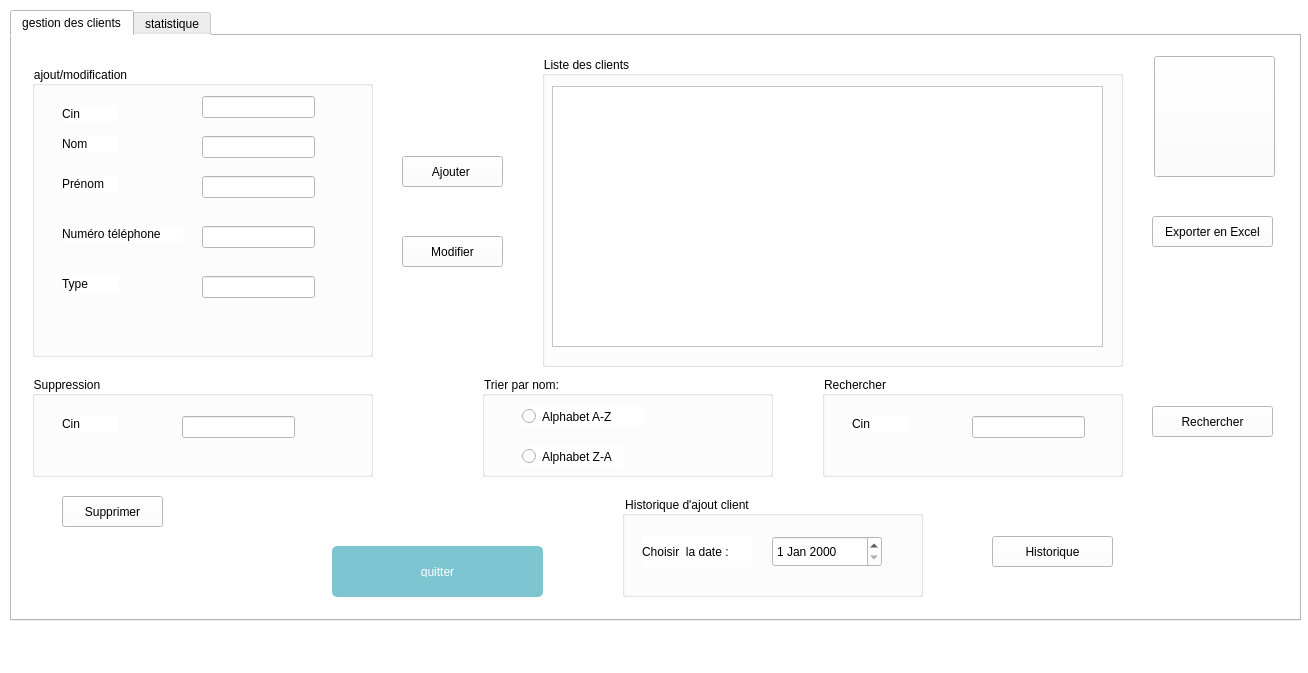
This is mainwindow.ui in MaramBr/Smart-Real-Estate-2A9 as Qt 5 draws it before an edit. The edited form follows.
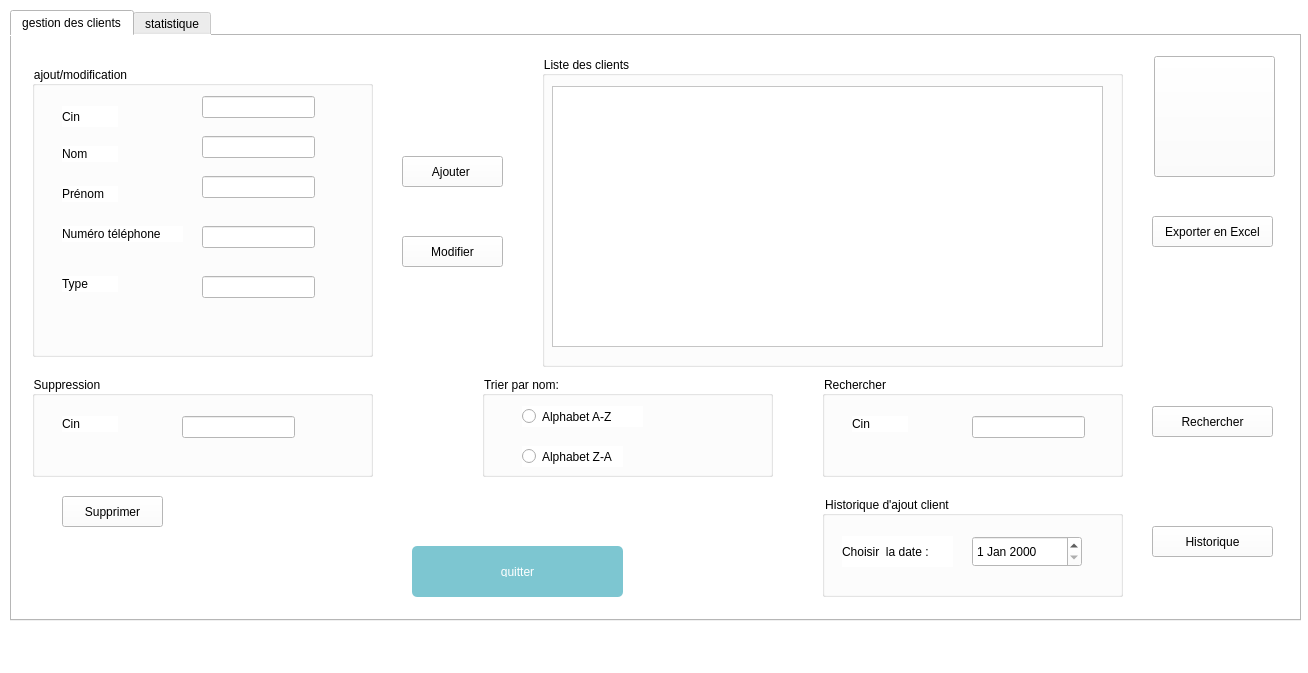
This is the edited form. Icons and pictures are not drawn. Custom widgets are drawn as their Qt base class.

Patch:
```diff
--- a/mainwindow.ui
+++ b/mainwindow.ui
@@ -58,7 +58,7 @@
          <x>30</x>
          <y>40</y>
          <width>56</width>
-         <height>16</height>
+         <height>21</height>
         </rect>
        </property>
        <property name="text">
@@ -69,7 +69,7 @@
        <property name="geometry">
         <rect>
          <x>30</x>
-         <y>70</y>
+         <y>80</y>
          <width>56</width>
          <height>16</height>
         </rect>
@@ -82,7 +82,7 @@
        <property name="geometry">
         <rect>
          <x>30</x>
-         <y>110</y>
+         <y>120</y>
          <width>56</width>
          <height>16</height>
         </rect>
@@ -197,7 +197,7 @@
      <widget class="QPushButton" name="quitter">
       <property name="geometry">
        <rect>
-        <x>320</x>
+        <x>400</x>
         <y>510</y>
         <width>211</width>
         <height>51</height>
@@ -438,7 +438,7 @@
      <widget class="QGroupBox" name="groupBox_4">
       <property name="geometry">
        <rect>
-        <x>610</x>
+        <x>810</x>
         <y>460</y>
         <width>301</width>
         <height>101</height>
@@ -491,8 +491,8 @@
      <widget class="QPushButton" name="historique">
       <property name="geometry">
        <rect>
-        <x>980</x>
-        <y>500</y>
+        <x>1140</x>
+        <y>490</y>
         <width>121</width>
         <height>31</height>
        </rect>
```
